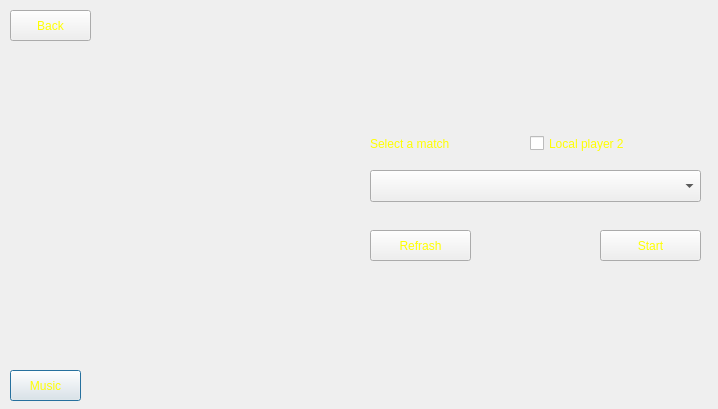
This is client_gui/joingame.ui in Igris-1/tp_final_taller_g13 as Qt 5 draws it before an edit. The edited form follows.
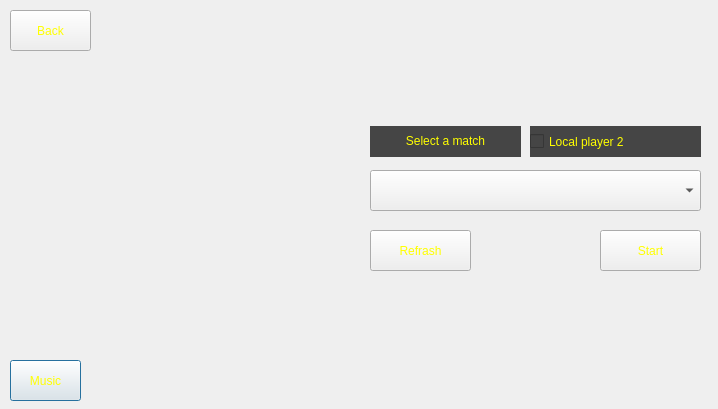
This is the edited form. Icons and pictures are not drawn.

```diff
--- a/client_gui/joingame.ui
+++ b/client_gui/joingame.ui
@@ -34,7 +34,7 @@
      <x>370</x>
      <y>170</y>
      <width>331</width>
-     <height>32</height>
+     <height>41</height>
     </rect>
    </property>
    <property name="styleSheet">
@@ -46,29 +46,29 @@
    <property name="geometry">
     <rect>
      <x>370</x>
-     <y>130</y>
-     <width>141</width>
-     <height>27</height>
+     <y>126</y>
+     <width>151</width>
+     <height>31</height>
     </rect>
    </property>
    <property name="styleSheet">
-    <string notr="true">
-background-image: transparent;
+    <string notr="true">background-image: transparent;
 border-image: transparent;
 font: 75 14pt &quot;Noto Rashi Hebrew ExtBd&quot;;
-color: rgb(255, 255, 0);</string>
+color: rgb(255, 255, 0);
+background-color: rgb(69, 69, 69);</string>
    </property>
    <property name="text">
-    <string>Select a match</string>
+    <string>&lt;html&gt;&lt;head/&gt;&lt;body&gt;&lt;p align=&quot;center&quot;&gt;Select a match&lt;/p&gt;&lt;/body&gt;&lt;/html&gt;</string>
    </property>
   </widget>
   <widget class="QPushButton" name="musicButton">
    <property name="geometry">
     <rect>
      <x>10</x>
-     <y>370</y>
+     <y>360</y>
      <width>71</width>
-     <height>31</height>
+     <height>41</height>
     </rect>
    </property>
    <property name="styleSheet">
@@ -87,7 +87,7 @@
      <x>10</x>
      <y>10</y>
      <width>81</width>
-     <height>31</height>
+     <height>41</height>
     </rect>
    </property>
    <property name="styleSheet">
@@ -104,15 +104,15 @@
    <property name="geometry">
     <rect>
      <x>530</x>
-     <y>130</y>
+     <y>126</y>
      <width>171</width>
-     <height>27</height>
+     <height>31</height>
     </rect>
    </property>
    <property name="styleSheet">
     <string notr="true">font: 81 14pt &quot;Noto Rashi Hebrew ExtBd&quot;;
 color: rgb(255, 255, 0);
-
+background-color: rgb(69, 69, 69);
 background-image: transparent;
 border-image: transparent;</string>
    </property>
@@ -126,7 +126,7 @@
      <x>600</x>
      <y>230</y>
      <width>101</width>
-     <height>31</height>
+     <height>41</height>
     </rect>
    </property>
    <property name="styleSheet">
@@ -145,7 +145,7 @@
      <x>370</x>
      <y>230</y>
      <width>101</width>
-     <height>31</height>
+     <height>41</height>
     </rect>
    </property>
    <property name="styleSheet">
```
